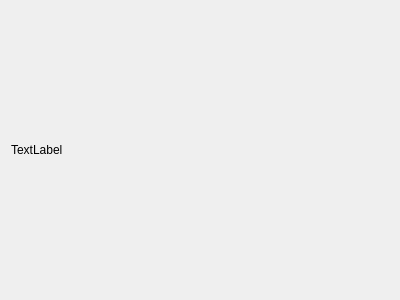
The window that day2/05_QtEvent/mywidget.ui (fuzongjian/QtStudy) describes before a commit, drawn with Qt 5.
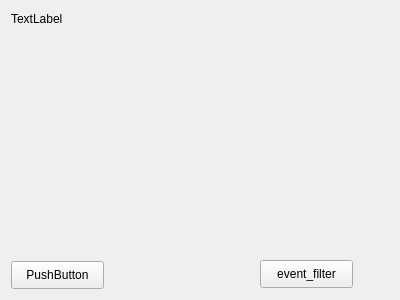
The same window after the commit. Custom widgets are drawn as their Qt base class.

The edit to the form file:
```diff
--- a/day2/05_QtEvent/mywidget.ui
+++ b/day2/05_QtEvent/mywidget.ui
@@ -13,15 +13,45 @@
   <property name="windowTitle">
    <string>MyWidget</string>
   </property>
-  <layout class="QVBoxLayout" name="verticalLayout">
-   <item>
-    <widget class="MyLabel" name="label">
-     <property name="text">
-      <string>TextLabel</string>
-     </property>
-    </widget>
-   </item>
-  </layout>
+  <widget class="MyLabel" name="label">
+   <property name="geometry">
+    <rect>
+     <x>11</x>
+     <y>11</y>
+     <width>72</width>
+     <height>16</height>
+    </rect>
+   </property>
+   <property name="text">
+    <string>TextLabel</string>
+   </property>
+  </widget>
+  <widget class="MyButton" name="pushButton">
+   <property name="geometry">
+    <rect>
+     <x>11</x>
+     <y>261</y>
+     <width>93</width>
+     <height>28</height>
+    </rect>
+   </property>
+   <property name="text">
+    <string>PushButton</string>
+   </property>
+  </widget>
+  <widget class="QPushButton" name="eventfilter">
+   <property name="geometry">
+    <rect>
+     <x>260</x>
+     <y>260</y>
+     <width>93</width>
+     <height>28</height>
+    </rect>
+   </property>
+   <property name="text">
+    <string>event_filter</string>
+   </property>
+  </widget>
  </widget>
  <layoutdefault spacing="6" margin="11"/>
  <customwidgets>
@@ -30,6 +60,11 @@
    <extends>QLabel</extends>
    <header location="global">mylabel.h</header>
   </customwidget>
+  <customwidget>
+   <class>MyButton</class>
+   <extends>QPushButton</extends>
+   <header location="global">mybutton.h</header>
+  </customwidget>
  </customwidgets>
  <resources/>
  <connections/>
```
